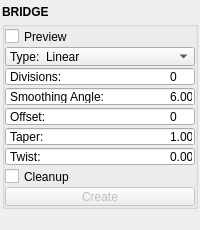
Qt form mayatk/edit_utils/bridge.ui (m3trik/mayatk) before a commit.
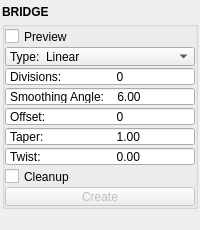
The same form after that commit. Custom widgets are drawn as their Qt base class.

What changed in the file:
```diff
--- a/mayatk/edit_utils/bridge.ui
+++ b/mayatk/edit_utils/bridge.ui
@@ -7,7 +7,7 @@
     <x>0</x>
     <y>0</y>
     <width>200</width>
-    <height>229</height>
+    <height>230</height>
    </rect>
   </property>
   <property name="tabShape">
@@ -158,7 +158,7 @@
             <enum>QAbstractSpinBox::NoButtons</enum>
            </property>
            <property name="prefix">
-            <string>Taper:		</string>
+            <string>Taper:	        </string>
            </property>
            <property name="decimals">
             <number>2</number>
@@ -245,7 +245,7 @@
             <enum>QAbstractSpinBox::NoButtons</enum>
            </property>
            <property name="prefix">
-            <string>Divisions:		</string>
+            <string>Divisions:	        </string>
            </property>
            <property name="minimum">
             <number>0</number>
@@ -276,7 +276,7 @@
             <enum>QAbstractSpinBox::NoButtons</enum>
            </property>
            <property name="prefix">
-            <string>Offset:		</string>
+            <string>Offset:	        </string>
            </property>
            <property name="decimals">
             <number>0</number>
@@ -316,7 +316,7 @@
             <enum>QAbstractSpinBox::NoButtons</enum>
            </property>
            <property name="prefix">
-            <string>Smoothing Angle:	</string>
+            <string>Smoothing Angle:    </string>
            </property>
            <property name="decimals">
             <number>2</number>
@@ -356,7 +356,7 @@
             <enum>QAbstractSpinBox::NoButtons</enum>
            </property>
            <property name="prefix">
-            <string>Twist:		</string>
+            <string>Twist:	        </string>
            </property>
            <property name="decimals">
             <number>2</number>
```
